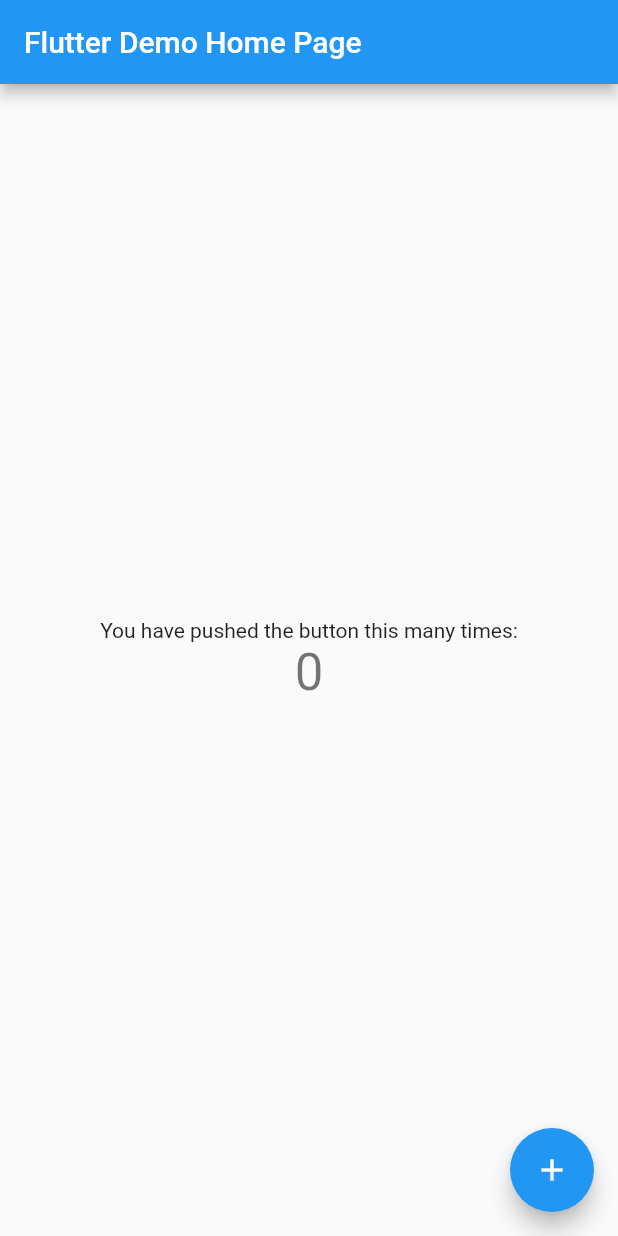
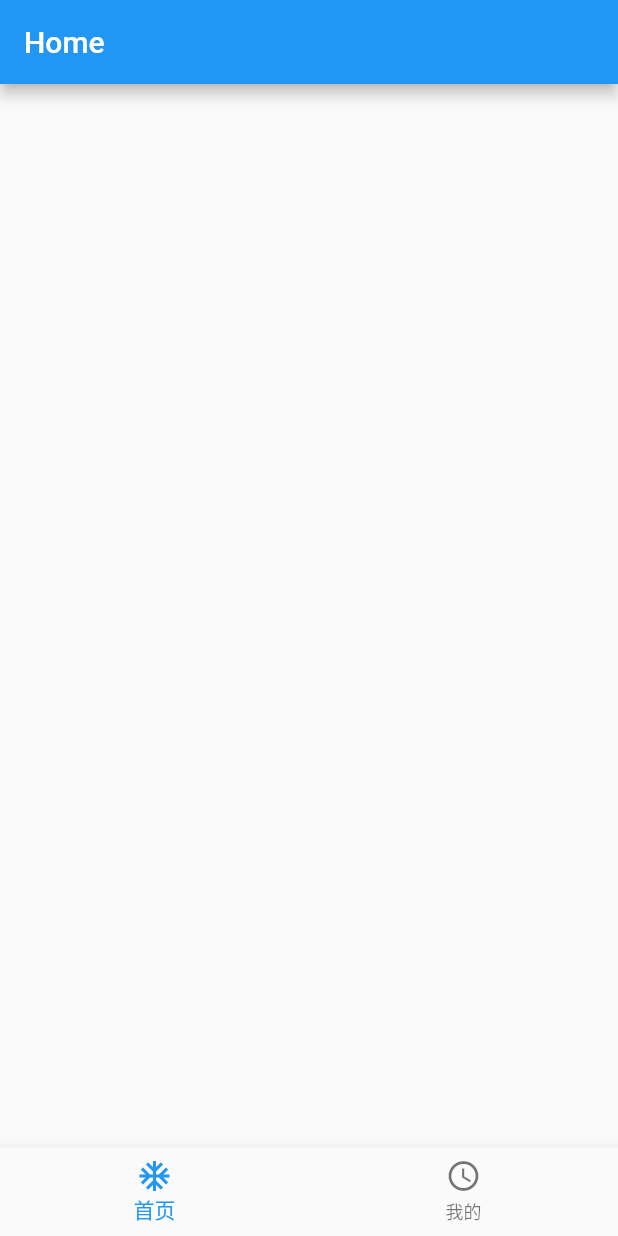
Before and after one commit to csc414/flutter_practive, a Flutter app: the screen it shows after launch, on a phone screen of 412 x 824 dp. Run offline on Flutter 3.47's test engine with Material 2 defaults, Android fonts, the phone set to English and light mode, and no system bars.

Commit message:
add BottomNavigationBar and two Pages

```diff
--- a/lib/main.dart
+++ b/lib/main.dart
@@ -1,111 +1,69 @@
 import 'package:flutter/material.dart';
 
-void main() => runApp(MyApp());
+void main() => runApp(App());
 
-class MyApp extends StatelessWidget {
-  // This widget is the root of your application.
+class App extends StatelessWidget {
   @override
   Widget build(BuildContext context) {
     return MaterialApp(
-      title: 'Flutter Demo',
-      theme: ThemeData(
-        // This is the theme of your application.
-        //
-        // Try running your application with "flutter run". You'll see the
-        // application has a blue toolbar. Then, without quitting the app, try
-        // changing the primarySwatch below to Colors.green and then invoke
-        // "hot reload" (press "r" in the console where you ran "flutter run",
-        // or simply save your changes to "hot reload" in a Flutter IDE).
-        // Notice that the counter didn't reset back to zero; the application
-        // is not restarted.
-        primarySwatch: Colors.blue,
-      ),
-      home: MyHomePage(title: 'Flutter Demo Home Page'),
+      home: MainPage(),
     );
   }
 }
 
-class MyHomePage extends StatefulWidget {
-  MyHomePage({Key key, this.title}) : super(key: key);
-
-  // This widget is the home page of your application. It is stateful, meaning
-  // that it has a State object (defined below) that contains fields that affect
-  // how it looks.
-
-  // This class is the configuration for the state. It holds the values (in this
-  // case the title) provided by the parent (in this case the App widget) and
-  // used by the build method of the State. Fields in a Widget subclass are
-  // always marked "final".
-
-  final String title;
-
+class MainPage extends StatefulWidget {
   @override
-  _MyHomePageState createState() => _MyHomePageState();
+  State<StatefulWidget> createState() {
+    return MainPageState();
+  }
 }
 
-class _MyHomePageState extends State<MyHomePage> {
-  int _counter = 0;
+class MainPageState extends State<MainPage> {
+  int _currentIndex = 0;
 
-  void _incrementCounter() {
-    setState(() {
-      // This call to setState tells the Flutter framework that something has
-      // changed in this State, which causes it to rerun the build method below
-      // so that the display can reflect the updated values. If we changed
-      // _counter without calling setState(), then the build method would not be
-      // called again, and so nothing would appear to happen.
-      _counter++;
-    });
-  }
+  final _pages = <Widget>[HomePage(), PersonalPage()];
 
   @override
   Widget build(BuildContext context) {
-    // This method is rerun every time setState is called, for instance as done
-    // by the _incrementCounter method above.
-    //
-    // The Flutter framework has been optimized to make rerunning build methods
-    // fast, so that you can just rebuild anything that needs updating rather
-    // than having to individually change instances of widgets.
     return Scaffold(
-      appBar: AppBar(
-        // Here we take the value from the MyHomePage object that was created by
-        // the App.build method, and use it to set our appbar title.
-        title: Text(widget.title),
+      body: _pages[_currentIndex],
+      bottomNavigationBar: BottomNavigationBar(
+        currentIndex: _currentIndex,
+        items: <BottomNavigationBarItem>[
+          BottomNavigationBarItem(icon: Icon(Icons.ac_unit), title: Text('首页')),
+          BottomNavigationBarItem(
+              icon: Icon(Icons.access_time), title: Text('我的')),
+        ],
+        onTap: (index) {
+          setState(() {
+            _currentIndex = index;
+          });
+        },
       ),
-      body: Center(
-        // Center is a layout widget. It takes a single child and positions it
-        // in the middle of the parent.
-        child: Column(
-          // Column is also a layout widget. It takes a list of children and
-          // arranges them vertically. By default, it sizes itself to fit its
-          // children horizontally, and tries to be as tall as its parent.
-          //
-          // Invoke "debug painting" (press "p" in the console, choose the
-          // "Toggle Debug Paint" action from the Flutter Inspector in Android
-          // Studio, or the "Toggle Debug Paint" command in Visual Studio Code)
-          // to see the wireframe for each widget.
-          //
-          // Column has various properties to control how it sizes itself and
-          // how it positions its children. Here we use mainAxisAlignment to
-          // center the children vertically; the main axis here is the vertical
-          // axis because Columns are vertical (the cross axis would be
-          // horizontal).
-          mainAxisAlignment: MainAxisAlignment.center,
-          children: <Widget>[
-            Text(
-              'You have pushed the button this many times:',
-            ),
-            Text(
-              '$_counter',
-              style: Theme.of(context).textTheme.display1,
-            ),
-          ],
-        ),
-      ),
-      floatingActionButton: FloatingActionButton(
-        onPressed: _incrementCounter,
-        tooltip: 'Increment',
-        child: Icon(Icons.add),
-      ), // This trailing comma makes auto-formatting nicer for build methods.
     );
   }
 }
+
+class HomePage extends StatelessWidget {
+  @override
+  Widget build(BuildContext context) {
+    return Scaffold(
+      appBar: AppBar(
+        title: Text('Home'),
+      ),
+      body: Container(),
+    );
+  }
+}
+
+class PersonalPage extends StatelessWidget {
+  @override
+  Widget build(BuildContext context) {
+    return Scaffold(
+      appBar: AppBar(
+        title: Text('Personal'),
+      ),
+      body: Container(),
+    );
+  }
+}
```
Also changed, not shown: 1 other file.
